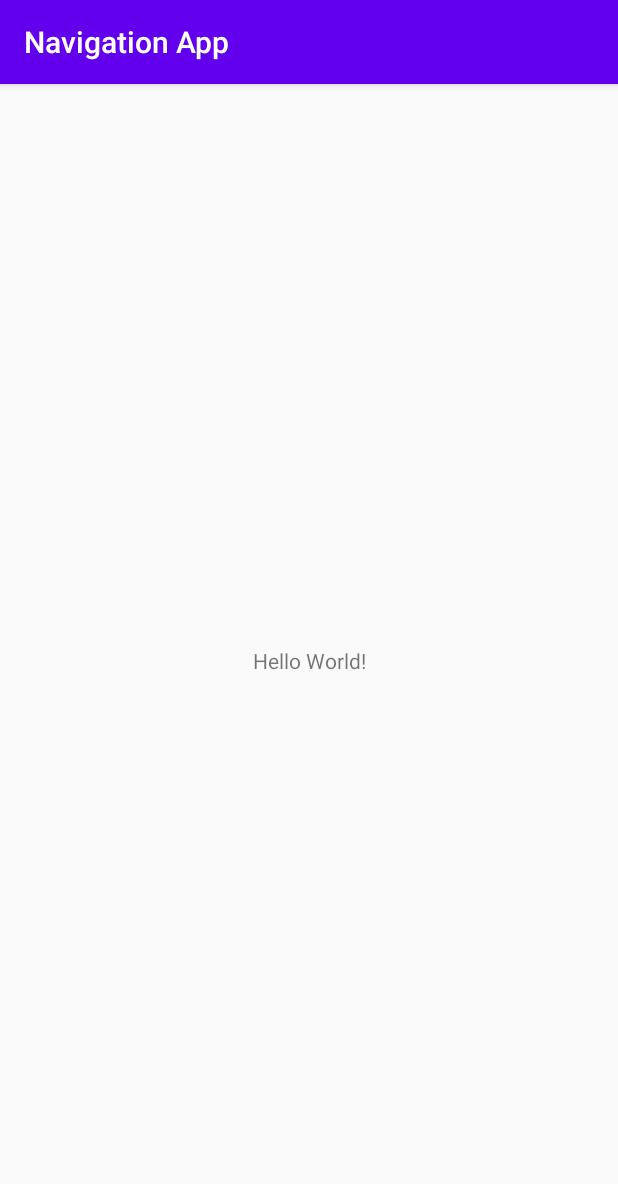
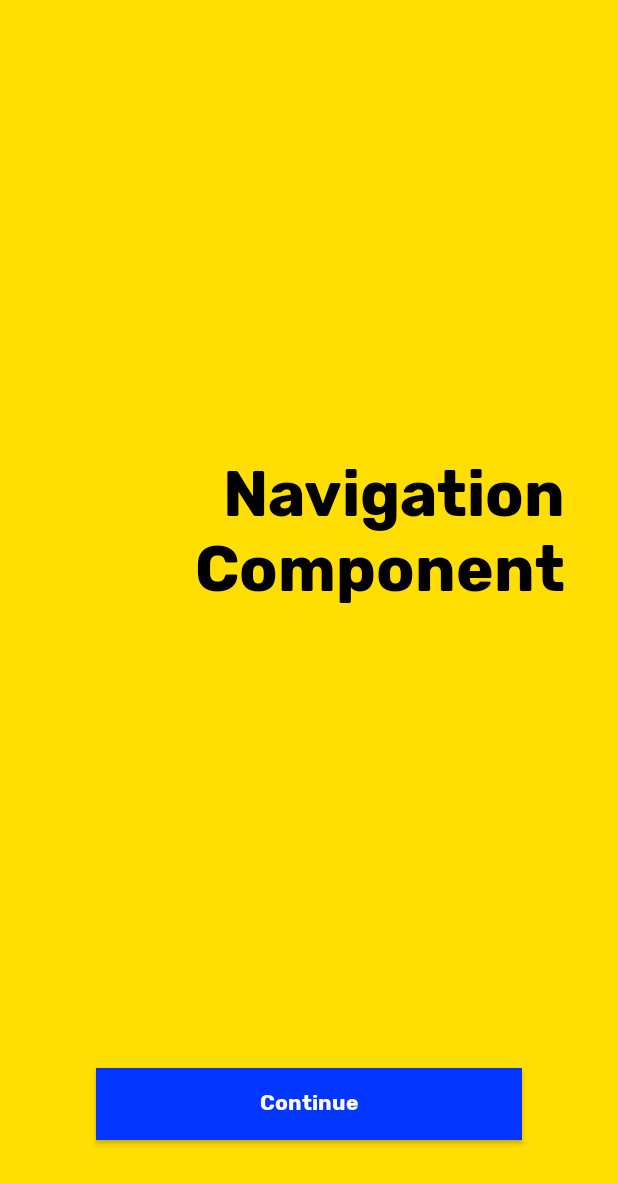
Before and after one commit to asadmansr/android-playground, an Android app: the screen it shows after launch (MainActivity), on a phone screen of 412 x 824 dp. Shown: the top 1184 px of the screen. Run offline under Robolectric (Android 15) with nearby library versions, the phone set to English and light mode, and no system bars.

Commit message:
Added navigation for the main screens of welcome, authentication and dashboard

```diff
--- /dev/null
+++ b/Navigation/app/src/main/java/com/asadmansr/navigationapp/onboarding/WelcomeFragment.kt
@@ -0,0 +1,30 @@
+package com.asadmansr.navigationapp.onboarding
+
+import android.os.Bundle
+import android.view.LayoutInflater
+import android.view.View
+import android.view.ViewGroup
+import android.widget.Button
+import androidx.fragment.app.Fragment
+import androidx.navigation.Navigation
+import com.asadmansr.navigationapp.R
+
+
+class WelcomeFragment : Fragment() {
+
+    override fun onCreateView(
+        inflater: LayoutInflater,
+        container: ViewGroup?,
+        savedInstanceState: Bundle?
+    ): View? {
+        val view = inflater.inflate(R.layout.fragment_welcome, container, false)
+
+        view.findViewById<Button>(R.id.btn_welcome_continue).setOnClickListener {
+            Navigation.findNavController(view)
+                .navigate(R.id.action_welcomeFragment_to_tutorialFragment)
+        }
+
+        return view
+    }
+
+}
--- a/Navigation/app/src/main/res/layout/activity_main.xml
+++ b/Navigation/app/src/main/res/layout/activity_main.xml
@@ -1,18 +1,22 @@
 <?xml version="1.0" encoding="utf-8"?>
-<androidx.constraintlayout.widget.ConstraintLayout xmlns:android="http://schemas.android.com/apk/res/android"
+<androidx.constraintlayout.widget.ConstraintLayout
+    xmlns:android="http://schemas.android.com/apk/res/android"
     xmlns:app="http://schemas.android.com/apk/res-auto"
     xmlns:tools="http://schemas.android.com/tools"
     android:layout_width="match_parent"
     android:layout_height="match_parent"
     tools:context=".MainActivity">
 
-    <TextView
-        android:layout_width="wrap_content"
-        android:layout_height="wrap_content"
-        android:text="Hello World!"
-        app:layout_constraintBottom_toBottomOf="parent"
+    <fragment
+        android:id="@+id/nav_host_fragment"
+        android:name="androidx.navigation.fragment.NavHostFragment"
+        android:layout_width="0dp"
+        android:layout_height="0dp"
         app:layout_constraintLeft_toLeftOf="parent"
         app:layout_constraintRight_toRightOf="parent"
-        app:layout_constraintTop_toTopOf="parent" />
+        app:layout_constraintTop_toTopOf="parent"
+        app:layout_constraintBottom_toBottomOf="parent"
+        app:defaultNavHost="true"
+        app:navGraph="@navigation/nav_graph" />
 
 </androidx.constraintlayout.widget.ConstraintLayout>
--- /dev/null
+++ b/Navigation/app/src/main/res/layout/fragment_welcome.xml
@@ -0,0 +1,47 @@
+<?xml version="1.0" encoding="utf-8"?>
+<androidx.constraintlayout.widget.ConstraintLayout
+    xmlns:android="http://schemas.android.com/apk/res/android"
+    xmlns:app="http://schemas.android.com/apk/res-auto"
+    xmlns:tools="http://schemas.android.com/tools"
+    android:layout_width="match_parent"
+    android:layout_height="match_parent"
+    android:background="@color/themeYellow"
+    tools:context=".onboarding.WelcomeFragment">
+
+    <Button
+        android:id="@+id/btn_welcome_continue"
+        android:layout_width="0dp"
+        android:layout_height="wrap_content"
+        android:layout_marginStart="64dp"
+        android:layout_marginLeft="64dp"
+        android:layout_marginEnd="64dp"
+        android:layout_marginRight="64dp"
+        android:layout_marginBottom="64dp"
+        android:text="@string/text_continue"
+        android:textAllCaps="false"
+        android:background="@color/themeBlue"
+        android:textColor="@color/colorWhite"
+        android:textSize="14sp"
+        app:fontFamily="@font/rubik_bold"
+        app:layout_constraintBottom_toBottomOf="parent"
+        app:layout_constraintEnd_toEndOf="parent"
+        app:layout_constraintStart_toStartOf="parent" />
+
+    <TextView
+        android:id="@+id/tv_welcome"
+        android:layout_width="0dp"
+        android:layout_height="0dp"
+        android:layout_marginStart="36dp"
+        android:layout_marginLeft="36dp"
+        android:layout_marginEnd="36dp"
+        android:layout_marginRight="36dp"
+        android:gravity="center_vertical|end"
+        android:text="@string/navigation_component"
+        android:textColor="@color/colorBlack"
+        android:textSize="42sp"
+        app:fontFamily="@font/rubik_bold"
+        app:layout_constraintBottom_toTopOf="@+id/btn_welcome_continue"
+        app:layout_constraintEnd_toEndOf="parent"
+        app:layout_constraintStart_toStartOf="parent"
+        app:layout_constraintTop_toTopOf="parent" />
+</androidx.constraintlayout.widget.ConstraintLayout>
--- /dev/null
+++ b/Navigation/app/src/main/res/navigation/nav_graph.xml
@@ -0,0 +1,55 @@
+<?xml version="1.0" encoding="utf-8"?>
+<navigation xmlns:android="http://schemas.android.com/apk/res/android"
+    xmlns:app="http://schemas.android.com/apk/res-auto"
+    xmlns:tools="http://schemas.android.com/tools"
+    android:id="@+id/nav_graph"
+    app:startDestination="@id/welcomeFragment">
+
+    <fragment
+        android:id="@+id/welcomeFragment"
+        android:name="com.asadmansr.navigationapp.onboarding.WelcomeFragment"
+        android:label="fragment_welcome"
+        tools:layout="@layout/fragment_welcome" >
+        <action
+            android:id="@+id/action_welcomeFragment_to_tutorialFragment"
+            app:destination="@id/tutorialFragment" />
+    </fragment>
+    <fragment
+        android:id="@+id/tutorialFragment"
+        android:name="com.asadmansr.navigationapp.onboarding.TutorialFragment"
+        android:label="fragment_tutorial"
+        tools:layout="@layout/fragment_tutorial" >
+        <action
+            android:id="@+id/action_tutorialFragment_to_logInFragment"
+            app:destination="@id/logInFragment" />
+        <action
+            android:id="@+id/action_tutorialFragment_to_signUpFragment"
+            app:destination="@id/signUpFragment" />
+        <action
+            android:id="@+id/action_tutorialFragment_to_dashboardFragment"
+            app:destination="@id/dashboardFragment" />
+    </fragment>
+    <fragment
+        android:id="@+id/logInFragment"
+        android:name="com.asadmansr.navigationapp.authentication.LogInFragment"
+        android:label="fragment_log_in"
+        tools:layout="@layout/fragment_log_in" >
+        <action
+            android:id="@+id/action_logInFragment_to_dashboardFragment"
+            app:destination="@id/dashboardFragment" />
+    </fragment>
+    <fragment
+        android:id="@+id/signUpFragment"
+        android:name="com.asadmansr.navigationapp.authentication.SignUpFragment"
+        android:label="fragment_sign_up"
+        tools:layout="@layout/fragment_sign_up" >
+        <action
+            android:id="@+id/action_signUpFragment_to_dashboardFragment"
+            app:destination="@id/dashboardFragment" />
+    </fragment>
+    <fragment
+        android:id="@+id/dashboardFragment"
+        android:name="com.asadmansr.navigationapp.dashboard.DashboardFragment"
+        android:label="fragment_dashboard"
+        tools:layout="@layout/fragment_dashboard" />
+</navigation>
--- a/Navigation/app/src/main/res/values/colors.xml
+++ b/Navigation/app/src/main/res/values/colors.xml
@@ -3,4 +3,9 @@
     <color name="colorPrimary">#6200EE</color>
     <color name="colorPrimaryDark">#3700B3</color>
     <color name="colorAccent">#03DAC5</color>
+    <color name="colorWhite">#FFFFFF</color>
+    <color name="colorBlack">#000000</color>
+    <color name="themeYellow">#FFDE03</color>
+    <color name="themeBlue">#0336FF</color>
+    <color name="themePink">#FF0266</color>
 </resources>
--- a/Navigation/app/src/main/res/values/styles.xml
+++ b/Navigation/app/src/main/res/values/styles.xml
@@ -1,8 +1,7 @@
 <resources>
 
     <!-- Base application theme. -->
-    <style name="AppTheme" parent="Theme.AppCompat.Light.DarkActionBar">
-        <!-- Customize your theme here. -->
+    <style name="AppTheme" parent="Theme.AppCompat.Light.NoActionBar">
         <item name="colorPrimary">@color/colorPrimary</item>
         <item name="colorPrimaryDark">@color/colorPrimaryDark</item>
         <item name="colorAccent">@color/colorAccent</item>
```
Also changed, not shown: Navigation/app/build.gradle (+29 -0 lines), Navigation/app/src/main/java/com/asadmansr/navigationapp/authentication/LogInFragment.kt (added, +29 -0 lines), Navigation/app/src/main/java/com/asadmansr/navigationapp/authentication/SignUpFragment.kt (added, +30 -0 lines), Navigation/app/src/main/java/com/asadmansr/navigationapp/dashboard/DashboardFragment.kt (added, +24 -0 lines), Navigation/app/src/main/java/com/asadmansr/navigationapp/onboarding/TutorialFragment.kt (added, +34 -0 lines), Navigation/app/src/main/res/layout/fragment_dashboard.xml (added, +10 -0 lines), Navigation/app/src/main/res/layout/fragment_log_in.xml (added, +77 -0 lines), Navigation/app/src/main/res/layout/fragment_sign_up.xml (added, +77 -0 lines), Navigation/app/src/main/res/layout/fragment_tutorial.xml (added, +66 -0 lines), Navigation/app/src/main/res/values/strings.xml (+10 -0 lines), Navigation/app/src/main/res/font/rubik.ttf (added), Navigation/app/src/main/res/font/rubik_bold.ttf (added), Navigation/app/src/main/res/font/rubik_medium.ttf (added), 1 other file.
